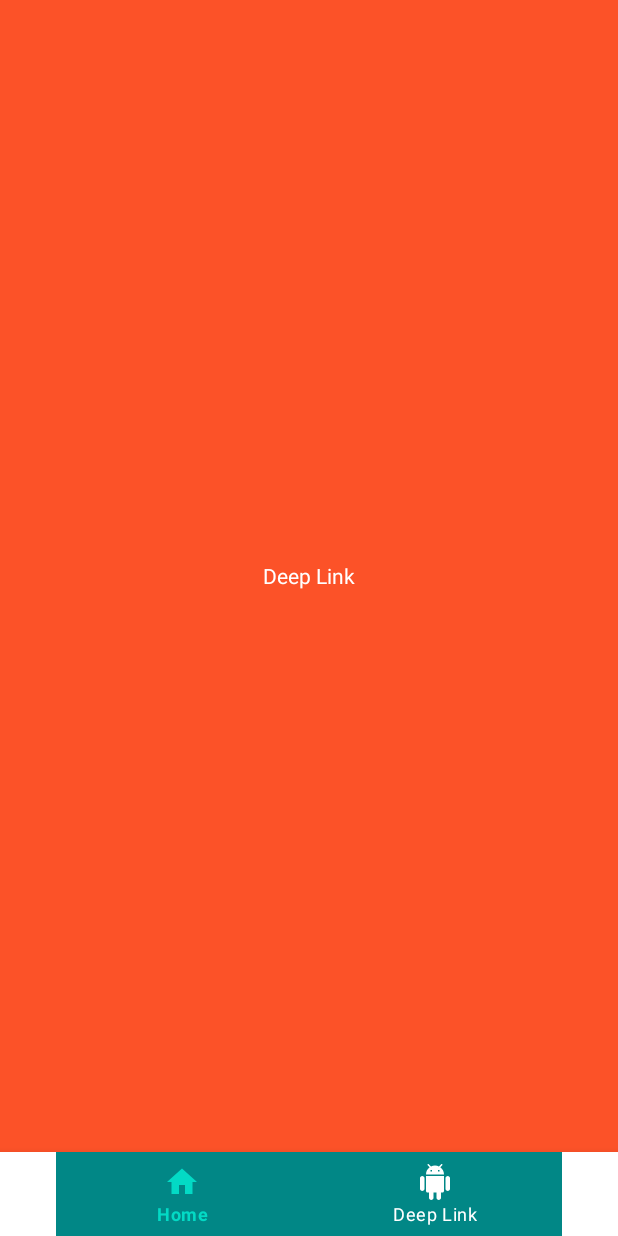
After one commit to Bloodsoul121/JetpackDemo, an Android app: the fragment DeepLinkFragment placed in its activity, on a phone screen of 412 x 824 dp. The commit adds this screen. Run offline under Robolectric (Android 15) with nearby library versions, the phone set to English and light mode, and no system bars; our stand-ins replace data binding, navigation-ui; 3 statements that could not run were skipped.

Commit message:
commit Navigation

```diff
--- /dev/null
+++ b/app/src/main/java/com/blood/jetpackdemo/navigation/DeepLinkFragment.java
@@ -0,0 +1,77 @@
+package com.blood.jetpackdemo.navigation;
+
+import android.app.NotificationChannel;
+import android.app.NotificationManager;
+import android.app.PendingIntent;
+import android.content.Context;
+import android.os.Build;
+import android.os.Bundle;
+import android.util.Log;
+import android.view.LayoutInflater;
+import android.view.View;
+import android.view.ViewGroup;
+
+import androidx.annotation.NonNull;
+import androidx.annotation.Nullable;
+import androidx.core.app.NotificationCompat;
+import androidx.databinding.DataBindingUtil;
+import androidx.fragment.app.Fragment;
+import androidx.navigation.fragment.NavHostFragment;
+
+import com.blood.jetpackdemo.R;
+import com.blood.jetpackdemo.databinding.LayoutFragmentDeepLinkBinding;
+
+public class DeepLinkFragment extends Fragment implements View.OnClickListener {
+
+    private static final String TAG = "DeepLinkFragment";
+
+    private LayoutFragmentDeepLinkBinding mBinding;
+
+    @Nullable
+    @Override
+    public View onCreateView(@NonNull LayoutInflater inflater, @Nullable ViewGroup container, @Nullable Bundle savedInstanceState) {
+        mBinding = DataBindingUtil.inflate(inflater, R.layout.layout_fragment_deep_link, container, false);
+        return mBinding.getRoot();
+    }
+
+    @Override
+    public void onViewCreated(@NonNull View view, @Nullable Bundle savedInstanceState) {
+        super.onViewCreated(view, savedInstanceState);
+    }
+
+    @Override
+    public void onActivityCreated(@Nullable Bundle savedInstanceState) {
+        super.onActivityCreated(savedInstanceState);
+        mBinding.deepLink.setOnClickListener(this);
+
+        Bundle bundle = getArguments();
+        if (bundle != null) {
+            Log.i(TAG, ">>>>>>>>>>>>>>>>>>>> DeepLink: " + bundle.toString());
+        }
+    }
+
+    @Override
+    public void onClick(View v) {
+        Bundle args = new Bundle();
+        args.putString("arg", "arg_test");
+
+        PendingIntent deeplink = NavHostFragment.findNavController(this)
+                .createDeepLink()
+                .setDestination(R.id.deepLinkFragment)
+                .setArguments(args)
+                .createPendingIntent();
+
+        NotificationManager notificationManager = (NotificationManager) getContext().getSystemService(Context.NOTIFICATION_SERVICE);
+        if (Build.VERSION.SDK_INT >= Build.VERSION_CODES.O) {
+            notificationManager.createNotificationChannel(new NotificationChannel("deeplink", "Deep Links", NotificationManager.IMPORTANCE_HIGH));
+        }
+
+        NotificationCompat.Builder builder = new NotificationCompat.Builder(getContext(), "deeplink")
+                .setContentTitle("Navigation")
+                .setContentText("Deep link to Android")
+                .setSmallIcon(R.drawable.ic_android)
+                .setContentIntent(deeplink)
+                .setAutoCancel(true);
+        notificationManager.notify(0, builder.build());
+    }
+}
--- /dev/null
+++ b/app/src/main/res/layout/layout_fragment_deep_link.xml
@@ -0,0 +1,19 @@
+<?xml version="1.0" encoding="utf-8"?>
+<layout xmlns:android="http://schemas.android.com/apk/res/android">
+
+    <androidx.constraintlayout.widget.ConstraintLayout
+        android:layout_width="match_parent"
+        android:layout_height="match_parent"
+        android:background="#FC5228">
+
+        <TextView
+            android:id="@+id/deep_link"
+            android:layout_width="match_parent"
+            android:layout_height="match_parent"
+            android:gravity="center"
+            android:text="@string/deeplink"
+            android:textColor="@color/white" />
+
+    </androidx.constraintlayout.widget.ConstraintLayout>
+
+</layout>
--- a/app/src/main/res/menu/bottom_nav_menu.xml
+++ b/app/src/main/res/menu/bottom_nav_menu.xml
@@ -12,11 +12,11 @@
   -->
 <menu xmlns:android="http://schemas.android.com/apk/res/android">
     <item
-        android:id="@+id/home_dest"
+        android:id="@+id/welcomeFragment"
         android:icon="@drawable/ic_home"
         android:title="@string/home" />
     <item
-        android:id="@+id/deeplink_dest"
+        android:id="@+id/deepLinkFragment"
         android:icon="@drawable/ic_android"
         android:title="@string/deeplink" />
 </menu>
--- a/app/src/main/res/menu/nav_drawer_menu.xml
+++ b/app/src/main/res/menu/nav_drawer_menu.xml
@@ -14,16 +14,16 @@
 <menu xmlns:android="http://schemas.android.com/apk/res/android">
     <group android:id="@+id/primary">
         <item
-            android:id="@id/home_dest"
+            android:id="@id/welcomeFragment"
             android:icon="@drawable/ic_home"
             android:title="@string/home" />
         <item
-            android:id="@id/deeplink_dest"
+            android:id="@id/deepLinkFragment"
             android:icon="@drawable/ic_android"
             android:title="@string/deeplink" />
     </group>
     <item
-        android:id="@+id/settings_dest"
+        android:id="@+id/settingFragment"
         android:icon="@drawable/ic_settings"
         android:title="@string/settings" />
 </menu>
--- a/app/src/main/res/navigation/navigation.xml
+++ b/app/src/main/res/navigation/navigation.xml
@@ -32,4 +32,18 @@
             android:defaultValue="2005@qq.com"
             app:argType="string" />
     </fragment>
+    <fragment
+        android:id="@+id/deepLinkFragment"
+        android:name="com.blood.jetpackdemo.navigation.DeepLinkFragment"
+        android:label="DeepLinkFragment" >
+        <argument
+            android:name="arg"
+            android:defaultValue="arg"
+            app:argType="string" />
+        <deepLink app:uri="www.example.com/{arg}" />
+    </fragment>
+    <fragment
+        android:id="@+id/settingFragment"
+        android:name="com.blood.jetpackdemo.navigation.SettingFragment"
+        android:label="SettingFragment" />
 </navigation>
--- a/app/src/main/res/values/themes.xml
+++ b/app/src/main/res/values/themes.xml
@@ -1,6 +1,6 @@
 <resources xmlns:tools="http://schemas.android.com/tools">
     <!-- Base application theme. -->
-    <style name="Theme.JetpackDemo" parent="Theme.MaterialComponents.DayNight.DarkActionBar">
+    <style name="Theme.JetpackDemo" parent="Theme.MaterialComponents.DayNight.NoActionBar">
         <!-- Primary brand color. -->
         <item name="colorPrimary">@color/purple_500</item>
         <item name="colorPrimaryVariant">@color/purple_700</item>
```
Also changed, not shown: app/src/main/AndroidManifest.xml (+7 -2 lines), app/src/main/java/com/blood/jetpackdemo/activity/NavigationActivity.java (+54 -33 lines), app/src/main/java/com/blood/jetpackdemo/navigation/SettingFragment.java (added, +29 -0 lines), app/src/main/res/layout/layout_fragment_setting.xml (added, +18 -0 lines).
